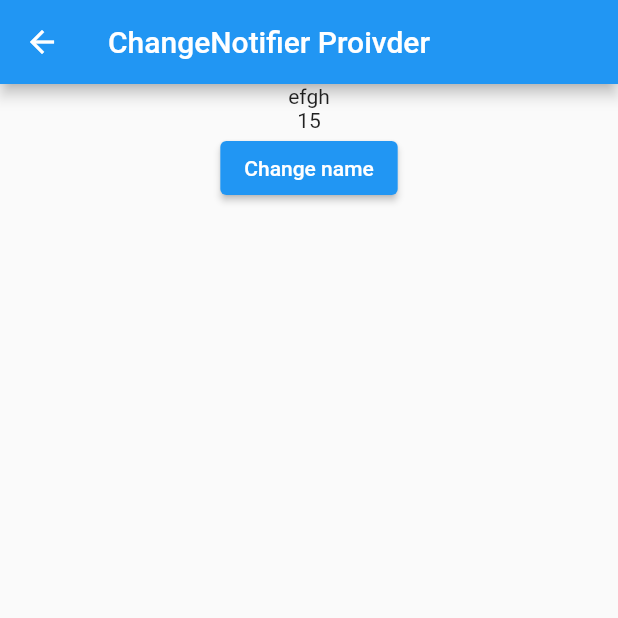
After one commit to phamtanphat/flutter_provider_19072021, a Flutter app: the DemoChangenotifierWidget screen opened directly, after a tap on "Change name", on a phone screen of 412 x 824 dp, the top half of it. The commit adds this screen. Run offline on Flutter 3.47's test engine with Material 2 defaults, Android fonts, the phone set to English and light mode, and no system bars.

Commit message:
update code

```diff
--- /dev/null
+++ b/lib/demo_changenotifier.dart
@@ -0,0 +1,96 @@
+import 'package:flutter/material.dart';
+import 'package:provider/provider.dart';
+
+class User extends ChangeNotifier{
+  late String _name;
+  late int _age;
+
+  User(String name , int age){
+    this._name = name;
+    this._age = age;
+  }
+
+  set name (String name){
+    this._name = name;
+    notifyListeners();
+  }
+
+  String get name => this._name;
+
+  set age (int age){
+    this._age = age;
+    notifyListeners();
+  }
+
+  int get age => this._age;
+}
+
+class DemoChangenotifierWidget extends StatefulWidget {
+
+  @override
+  _DemoChangenotifierWidgetState createState() => _DemoChangenotifierWidgetState();
+}
+
+class _DemoChangenotifierWidgetState extends State<DemoChangenotifierWidget> {
+  @override
+  Widget build(BuildContext context) {
+    return Scaffold(
+      appBar: AppBar(
+        title: Text("ChangeNotifier Proivder"),
+      ),
+      body: ChangeNotifierProvider(
+        create: (context) => User("Nguyen Van C", 10),
+        child: Center(
+          child: Column(
+            children: [
+              TextInfoUserWidget(),
+              ChangeInfoUserWidget()
+            ],
+          ),
+        ),
+      ),
+    );
+  }
+}
+
+class TextInfoUserWidget extends StatefulWidget {
+
+  @override
+  _TextInfoUserWidgetState createState() => _TextInfoUserWidgetState();
+}
+
+class _TextInfoUserWidgetState extends State<TextInfoUserWidget> {
+  @override
+  Widget build(BuildContext context) {
+    return Consumer<User>(
+      builder: (context , user , child){
+        return Column(
+          children: [
+            Text(user.name),
+            Text(user.age.toString())
+          ],
+        );
+      },
+    );
+  }
+}
+
+class ChangeInfoUserWidget extends StatefulWidget {
+
+  @override
+  _ChangeInfoUserWidgetState createState() => _ChangeInfoUserWidgetState();
+}
+
+class _ChangeInfoUserWidgetState extends State<ChangeInfoUserWidget> {
+  @override
+  Widget build(BuildContext context) {
+    return ElevatedButton(
+        onPressed: (){
+          User user = context.read<User>();
+          user.name = "efgh";
+          user.age = 15;
+        },
+        child: Text("Change name")
+    );
+  }
+}
--- a/lib/main.dart
+++ b/lib/main.dart
@@ -1,6 +1,8 @@
 import 'package:flutter/material.dart';
 import 'package:flutter_provider_19072021/basic_provider.dart';
-import 'package:flutter_provider_19072021/demo_listenable_provider.dart';
+import 'package:flutter_provider_19072021/demo_changenotifier.dart';
+import 'package:flutter_provider_19072021/demo_future_provider.dart';
+import 'package:flutter_provider_19072021/demo_stream_provider.dart';
 
 void main() {
   runApp(MyApp());
@@ -15,7 +17,7 @@ class MyApp extends StatelessWidget {
       theme: ThemeData(
         primarySwatch: Colors.blue,
       ),
-      home: DemoListenableProviderPage(),
+      home: DemoStreamProvider(),
     );
   }
 }
```
Also changed, not shown: lib/demo_future_provider.dart (added, +32 -0 lines), lib/demo_stream_provider.dart (added, +47 -0 lines).
